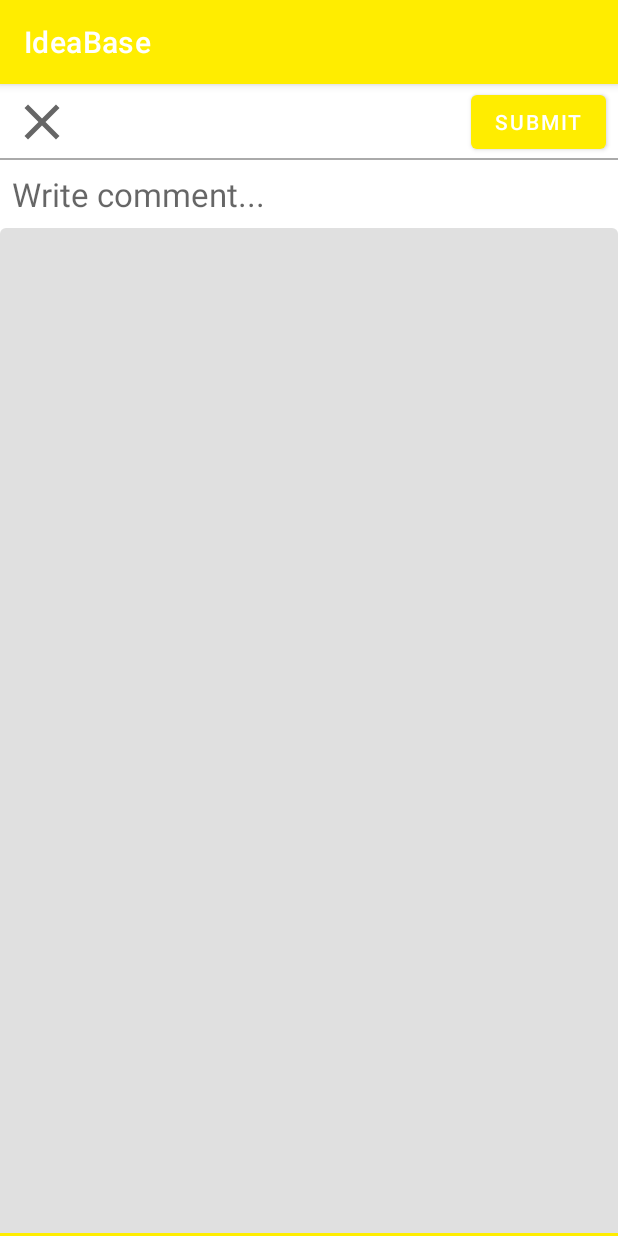
After one commit to codingwim/IdeenPlattform, an Android app: the fragment CommentFragment shown on its own in the app's theme, on a phone screen of 412 x 824 dp. The commit adds this screen. Run offline under Robolectric (Android 15) with nearby library versions, the phone set to English and light mode, and no system bars; our stand-ins replace data binding; 3 statements that could not run were skipped.

Commit message:
building comment layout, viewmodel, fragment...

```diff
--- /dev/null
+++ b/app/src/main/java/com/codingschool/ideabase/ui/comment/CommentFragment.kt
@@ -0,0 +1,63 @@
+package com.codingschool.ideabase.ui.comment
+
+import android.os.Bundle
+import android.view.LayoutInflater
+import android.view.View
+import android.view.ViewGroup
+import androidx.databinding.DataBindingUtil
+import androidx.fragment.app.Fragment
+import com.codingschool.ideabase.R
+import com.codingschool.ideabase.databinding.FragmentCommentBinding
+import com.codingschool.ideabase.ui.login.LoginFragmentArgs
+import com.codingschool.ideabase.utils.getResString
+import com.codingschool.ideabase.utils.toast
+import org.koin.android.ext.android.inject
+import org.koin.core.parameter.parametersOf
+
+class CommentFragment : Fragment(), CommentView {
+
+    private val viewModel: CommentViewModel by inject<CommentViewModel> {
+        parametersOf(
+            arguments?.let { CommentFragmentArgs.fromBundle(it).id })
+        parametersOf(arguments?.let { CommentFragmentArgs.fromBundle(it).title })
+    }
+
+    private lateinit var binding: FragmentCommentBinding
+
+    override fun onCreateView(
+        inflater: LayoutInflater,
+        container: ViewGroup?,
+        savedInstanceState: Bundle?
+    ): View {
+        // Inflate the layout for this fragment
+        binding = DataBindingUtil.inflate(
+            inflater,
+            R.layout.fragment_comment,
+            container,
+            false
+        )
+
+        return binding.root
+    }
+
+    override fun onViewCreated(view: View, savedInstanceState: Bundle?) {
+        super.onViewCreated(view, savedInstanceState)
+
+        binding.vm = viewModel
+        viewModel.attachView(this)
+        viewModel.init()
+    }
+
+    override fun showToast(any: Any) {
+        requireActivity().toast(any)
+    }
+
+    override fun resetCommentEmptyError() {
+        binding.tilComment.error = null
+    }
+
+    override fun setCommentEmptyError(any: Any) {
+        binding.tilComment.error = requireActivity().getResString(any)
+    }
+
+}
--- /dev/null
+++ b/app/src/main/java/com/codingschool/ideabase/ui/comment/CommentView.kt
@@ -0,0 +1,9 @@
+package com.codingschool.ideabase.ui.comment
+
+import com.codingschool.ideabase.utils.toast
+
+interface CommentView {
+     fun showToast(any: Any)
+     fun resetCommentEmptyError()
+     fun setCommentEmptyError(any: Any)
+}
--- /dev/null
+++ b/app/src/main/java/com/codingschool/ideabase/ui/comment/CommentViewModel.kt
@@ -0,0 +1,43 @@
+package com.codingschool.ideabase.ui.comment
+
+import android.util.Log
+import androidx.databinding.BaseObservable
+import androidx.databinding.Bindable
+import com.codingschool.ideabase.model.remote.IdeaApi
+import com.codingschool.ideabase.utils.Preferences
+import io.reactivex.disposables.CompositeDisposable
+
+class CommentViewModel (
+    id: String,
+    title: String,
+    private val ideaApi: IdeaApi
+) :
+    BaseObservable() {
+
+    private var view: CommentView? = null
+
+    private val compositeDisposable = CompositeDisposable()
+
+    fun init() {
+    }
+
+    fun attachView(view: CommentView) {
+        this.view = view
+    }
+
+    @get:Bindable
+    var comment: String = ""
+
+    fun onCommentTextChanged(s: CharSequence, start: Int, before: Int, count: Int) {
+        if (count > 0) view?.resetCommentEmptyError()
+    }
+
+    fun onSubmitClick() {
+
+    }
+
+    fun onCloseClick() {
+
+    }
+
+}
--- /dev/null
+++ b/app/src/main/res/drawable/ic_baseline_close_24.xml
@@ -0,0 +1,10 @@
+<vector xmlns:android="http://schemas.android.com/apk/res/android"
+    android:width="24dp"
+    android:height="24dp"
+    android:viewportWidth="24"
+    android:viewportHeight="24"
+    android:tint="?attr/colorControlNormal">
+  <path
+      android:fillColor="@android:color/white"
+      android:pathData="M19,6.41L17.59,5 12,10.59 6.41,5 5,6.41 10.59,12 5,17.59 6.41,19 12,13.41 17.59,19 19,17.59 13.41,12z"/>
+</vector>
--- /dev/null
+++ b/app/src/main/res/layout/fragment_comment.xml
@@ -0,0 +1,85 @@
+<?xml version="1.0" encoding="utf-8"?>
+<layout xmlns:android="http://schemas.android.com/apk/res/android"
+    xmlns:app="http://schemas.android.com/apk/res-auto"
+    xmlns:tools="http://schemas.android.com/tools">
+
+    <data>
+
+        <variable
+            name="vm"
+            type="com.codingschool.ideabase.ui.comment.CommentViewModel" />
+    </data>
+
+    <androidx.constraintlayout.widget.ConstraintLayout
+        android:layout_width="match_parent"
+        android:layout_height="match_parent">
+
+        <ImageView
+            android:id="@+id/btClose"
+            android:layout_width="40dp"
+            android:layout_height="40dp"
+            android:onClick="@{() -> vm.onCloseClick()}"
+            android:layout_margin="@dimen/margin_standard"
+            android:contentDescription="@string/cancel_comment_contenct_description"
+            android:src="@drawable/ic_baseline_close_24"
+            app:layout_constraintBottom_toBottomOf="@id/vwLine"
+            app:layout_constraintStart_toStartOf="parent"
+            app:layout_constraintTop_toTopOf="parent" />
+
+        <com.google.android.material.button.MaterialButton
+            android:id="@+id/btSubmit"
+            android:layout_width="wrap_content"
+            android:layout_height="wrap_content"
+            android:onClick="@{() -> vm.onSubmitClick()}"
+            android:layout_margin="@dimen/margin_standard"
+            android:text="@string/submit_btn_comment"
+            app:layout_constraintBottom_toBottomOf="@id/vwLine"
+            app:layout_constraintEnd_toEndOf="parent"
+            app:layout_constraintTop_toTopOf="parent" />
+
+        <View
+            android:id="@+id/vwLine"
+            android:layout_width="match_parent"
+            android:layout_height="1dp"
+            android:background="@android:color/darker_gray"
+            app:layout_constraintEnd_toEndOf="parent"
+            app:layout_constraintStart_toStartOf="parent"
+            app:layout_constraintTop_toBottomOf="@id/btSubmit" />
+
+        <com.google.android.material.textview.MaterialTextView
+            android:id="@+id/tvComment"
+            android:layout_width="match_parent"
+            android:layout_height="wrap_content"
+            android:layout_margin="@dimen/margin_standard"
+            android:ellipsize="end"
+            android:hint="@string/write_comment_hint"
+            android:maxLines="1"
+            android:textSize="@dimen/text_medium22"
+            app:errorEnabled="true"
+            app:layout_constraintBottom_toTopOf="@id/tilComment"
+            app:layout_constraintEnd_toEndOf="parent"
+            app:layout_constraintStart_toStartOf="parent"
+            app:layout_constraintTop_toBottomOf="@id/vwLine"
+            tools:text="Idea: Wims Idea" />
+
+        <com.google.android.material.textfield.TextInputLayout
+            android:id="@+id/tilComment"
+            android:layout_width="match_parent"
+            android:layout_height="0dp"
+
+            app:layout_constraintBottom_toBottomOf="parent"
+            app:layout_constraintEnd_toEndOf="parent"
+            app:layout_constraintStart_toStartOf="parent"
+            app:layout_constraintTop_toBottomOf="@id/tvComment">
+
+
+            <com.google.android.material.textfield.TextInputEditText
+                android:id="@+id/etComment"
+                android:layout_width="match_parent"
+                android:layout_height="match_parent"
+                android:inputType="textMultiLine"
+                android:onTextChanged="@{vm::onCommentTextChanged}"
+                android:text="@={vm.comment}" />
+        </com.google.android.material.textfield.TextInputLayout>
+    </androidx.constraintlayout.widget.ConstraintLayout>
+</layout>
--- a/app/src/main/res/layout/idea_item.xml
+++ b/app/src/main/res/layout/idea_item.xml
@@ -15,7 +15,8 @@
             android:layout_width="match_parent"
             android:layout_height="match_parent">
 
-            <com.google.android.material.card.MaterialCardView xmlns:card_view="http://schemas.android.com/apk/res-auto"
+            <com.google.android.material.card.MaterialCardView
+                xmlns:card_view="http://schemas.android.com/apk/res-auto"
                 android:id="@+id/cvTop"
                 android:layout_width="match_parent"
                 android:layout_height="wrap_content"
--- a/app/src/main/res/values/strings.xml
+++ b/app/src/main/res/values/strings.xml
@@ -32,4 +32,7 @@
     <string name="title_filter_dialog">Filter search with categories</string>
     <string name="search_for_hint_dialog">search for...</string>
     <string name="contennt_description_fab_add_idea">Add Idea</string>
+    <string name="cancel_comment_contenct_description">Cancel comment</string>
+    <string name="submit_btn_comment">SUBMIT</string>
+    <string name="write_comment_hint">Write comment...</string>
 </resources>
```
Also changed, not shown: app/src/main/java/com/codingschool/ideabase/ui/list/ListFragment.kt (+0 -11 lines).
